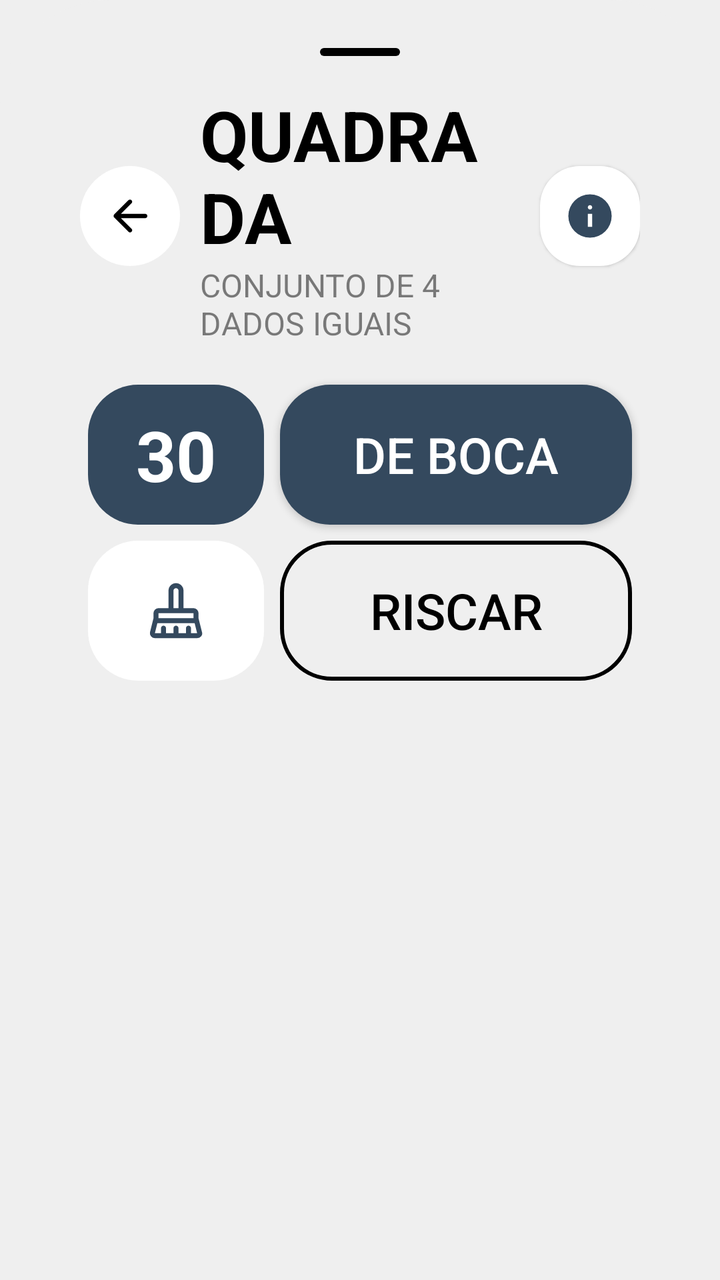
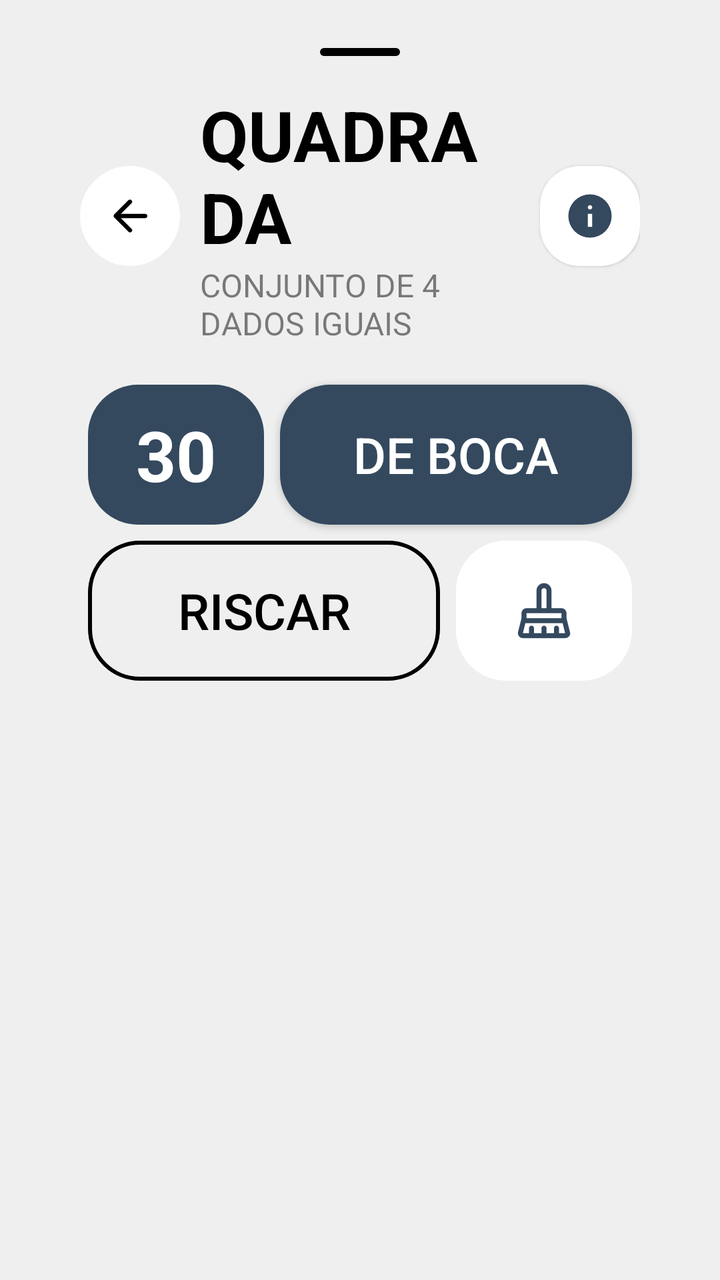

Screens rendered from an Android XML layout before and after an edit, with the pre-edit source and the edit as a unified diff.
<!-- AndroidManifest.xml: application theme Base.Theme.KingOfBozo.Standard -->
<!-- res/layout/box_quadrada.xml -->
<?xml version="1.0" encoding="utf-8"?>
<LinearLayout xmlns:android="http://schemas.android.com/apk/res/android"
    xmlns:app="http://schemas.android.com/apk/res-auto"
    xmlns:tools="http://schemas.android.com/tools"
    android:id="@+id/numbers_points"
    android:layout_width="match_parent"
    android:layout_height="wrap_content"
    android:backgroundTint="?attr/customBackground"
    android:background="@drawable/bottom_sheet_background"
    android:orientation="vertical"
    android:padding="24dp">

    <ImageView
        android:layout_width="40dp"
        android:layout_height="4dp"
        android:layout_gravity="center_horizontal"
        android:layout_marginBottom="16dp"
        app:tint="?attr/textFillColor"
        android:src="@drawable/background_card_dark" />


    <LinearLayout
        android:id="@+id/action_bar"
        android:layout_width="match_parent"
        android:layout_height="wrap_content"
        android:paddingHorizontal="16dp"
        android:gravity="center"
        tools:ignore="MissingConstraints">

        <ImageView
            android:id="@+id/button_cancel"
            android:layout_width="50dp"
            android:layout_height="50dp"
            android:backgroundTint="?attr/cardBackgroundColor"
            android:background="@drawable/background_circle_yellow"
            android:padding="12dp"
            android:layout_marginRight="10dp"
            app:tint="?attr/textFillColor"
            android:src="@drawable/ic_arrow_back"
            tools:ignore="ContentDescription" />

        <LinearLayout
            android:layout_width="wrap_content"
            android:layout_height="wrap_content"
            android:orientation="vertical"
            android:layout_weight="1"
            app:layout_constraintStart_toEndOf="@+id/button_back">



            <TextView
                android:id="@+id/scoring_title"
                android:layout_width="wrap_content"
                android:layout_height="wrap_content"
                android:text="QUADRADA"
                android:textColor="?attr/textFillColor"
                android:textSize="35sp"
                android:textStyle="bold" />
            <TextView
                android:layout_width="wrap_content"
                android:layout_height="wrap_content"
                android:text="CONJUNTO DE 4 DADOS IGUAIS"
                android:alpha="0.5"
                android:textColor="?attr/textFillColor"
                android:textSize="16sp" />

        </LinearLayout>

        <ImageView
            android:id="@+id/button_info"
            android:layout_width="50dp"
            android:layout_height="50dp"
            android:backgroundTint="?attr/cardBackgroundColor"
            android:background="@drawable/background_card_de_boca"
            android:padding="12dp"
            android:layout_marginStart="15dp"
            app:tint="?attr/colorPrimary"
            android:src="@drawable/ic_info"
            android:elevation="1dp"
            tools:ignore="ContentDescription" />
    </LinearLayout>

    <LinearLayout
        android:id="@+id/info_dados"
        android:layout_width="match_parent"
        android:layout_height="wrap_content"
        android:paddingHorizontal="16dp"
        android:paddingTop="16dp"
        android:visibility="gone"
        android:gravity="center_horizontal">

        <ImageView
            android:layout_height="50dp"
            android:layout_width="50dp"
            android:backgroundTint="?attr/cardBackgroundColor"
            android:background="@drawable/background_card_de_boca"
            android:src="@drawable/ic_dice_5"
            app:tint="?attr/colorPrimary"
            android:elevation="2dp"
            android:layout_margin="4dp"/>

        <ImageView
            android:layout_height="50dp"
            android:layout_width="50dp"
            android:backgroundTint="?attr/cardBackgroundColor"
            android:background="@drawable/background_card_de_boca"
            android:src="@drawable/ic_dice_5"
            app:tint="?attr/colorPrimary"
            android:elevation="2dp"
            android:layout_margin="4dp"/>

        <ImageView
            android:layout_height="50dp"
            android:layout_width="50dp"
            android:backgroundTint="?attr/cardBackgroundColor"
            android:background="@drawable/background_card_de_boca"
            android:src="@drawable/ic_dice_5"
            app:tint="?attr/colorPrimary"
            android:elevation="2dp"
            android:layout_margin="4dp"/>

        <ImageView
            android:layout_height="50dp"
            android:layout_width="50dp"
            android:backgroundTint="?attr/cardBackgroundColor"
            android:background="@drawable/background_card_de_boca"
            android:src="@drawable/ic_dice_5"
            app:tint="?attr/colorPrimary"
            android:elevation="2dp"
            android:layout_margin="4dp"/>



    </LinearLayout>

    <LinearLayout
        android:layout_width="match_parent"
        android:layout_height="wrap_content"
        android:orientation="vertical"
        android:padding="16dp">

        <GridLayout
            xmlns:android="http://schemas.android.com/apk/res/android"
            xmlns:app="http://schemas.android.com/apk/res-auto"
            android:layout_width="match_parent"
            android:layout_height="wrap_content"
            android:columnCount="3"
            android:rowCount="2">

            <TextView
                android:id="@+id/valor_01"
                android:layout_height="70dp"
                android:layout_width="0dp"
                android:backgroundTint="?attr/colorPrimary"
                android:background="@drawable/background_card_black"
                android:textColor="?attr/customTextBackground"
                android:text="30"
                android:textSize="35dp"
                android:textStyle="bold"
                android:gravity="center"
                android:layout_row="0"
                android:layout_column="0"
                android:layout_columnWeight="1"
                android:layout_gravity="fill"
                android:layout_margin="4dp"/>

            <Button
                android:id="@+id/valor_boca"
                android:layout_height="70dp"
                android:layout_width="0dp"
                app:backgroundTint="?attr/colorPrimary"
                android:background="@drawable/background_card_black"
                app:cornerRadius="20dp"
                android:text="DE BOCA"
                android:textSize="25dp"
                android:textColor="?attr/customTextBackground"
                app:icon="@drawable/ic_de_boca"
                app:iconSize="25dp"
                app:iconTint="?attr/customTextBackground"
                android:gravity="center"
                android:layout_row="0"
                android:layout_column="1"
                android:layout_columnSpan="2"
                android:layout_columnWeight="1"
                android:layout_gravity="fill"
                android:layout_margin="4dp" />



            <ImageView
                android:id="@+id/btn_nulo"
                android:layout_height="70dp"
                android:layout_width="0dp"
                android:backgroundTint="?attr/cardBackgroundColor"
                android:background="@drawable/background_card_black"
                android:src="@drawable/ic_clear"
                app:tint="?attr/colorPrimary"
                android:layout_row="1"
                android:layout_column="0"
                android:layout_columnWeight="1"
                android:layout_gravity="fill"
                android:padding="20dp"
                android:layout_margin="4dp"/>

            <Button
                android:id="@+id/btn_riscar"
                android:layout_height="70dp"
                android:layout_width="0dp"
                app:backgroundTint="?attr/textFillColor"
                android:background="@drawable/background_score_option_riscar"
                app:cornerRadius="20dp"
                android:text="RISCAR"
                android:textSize="25dp"
                android:textColor="?attr/textFillColor"
                app:icon="@drawable/ic_riscar"
                app:iconSize="25dp"
                app:iconTint="?attr/textFillColor"
                android:gravity="center"
                android:layout_row="1"
                android:layout_column="1"
                android:layout_columnSpan="2"
                android:layout_columnWeight="2"
                android:layout_gravity="fill"
                android:layout_margin="4dp" />


        </GridLayout>

    </LinearLayout>


</LinearLayout>
<!-- resources referenced by this layout -->
<resources>
  <!-- drawable background_card_black (drawable) -->
  <shape xmlns:android="http://schemas.android.com/apk/res/android"
      android:shape="rectangle">
      <solid android:color="@color/fundo_light" />
      <corners android:radius="25dp" />
  </shape>
  <!-- drawable background_card_dark (drawable) -->
  <shape xmlns:android="http://schemas.android.com/apk/res/android"
      android:shape="rectangle">
      <solid android:color="@color/fundo_light" />
      <corners android:radius="100dp" />
  </shape>
  <!-- drawable background_card_de_boca (drawable) -->
  <shape xmlns:android="http://schemas.android.com/apk/res/android"
      android:shape="rectangle">
      <solid android:color="@color/fundo_light" />
      <corners android:radius="20dp" />
  </shape>
  <!-- drawable background_circle_yellow (drawable) -->
  <?xml version="1.0" encoding="utf-8"?>
  <shape xmlns:android="http://schemas.android.com/apk/res/android"
      android:shape="oval">
      <solid android:color="@color/fundo_light" />
  </shape>
  <!-- drawable background_score_option_riscar (drawable) -->
  <shape xmlns:android="http://schemas.android.com/apk/res/android"
      android:shape="rectangle">
      <corners android:radius="25dp" />
      <stroke android:width="2dp" android:color="@color/fundo_light" />
      <solid android:color="@android:color/transparent" />
  </shape>
  <!-- drawable bottom_sheet_background (drawable) -->
  <?xml version="1.0" encoding="utf-8"?>
  <shape xmlns:android="http://schemas.android.com/apk/res/android"
      android:shape="rectangle">
      <solid android:color="@color/fundo_light"/>
      <corners android:topLeftRadius="55dp" android:topRightRadius="55dp"/>
  </shape>
  <!-- drawable ic_arrow_back (drawable) -->
  <vector xmlns:android="http://schemas.android.com/apk/res/android"
      android:width="24dp"
      android:height="24dp"
      android:viewportWidth="960"
      android:viewportHeight="960"
      android:tint="@color/fundo_light"
      android:autoMirrored="true">
    <path
        android:fillColor="@android:color/white"
        android:pathData="M313,520L509,716Q521,728 520.5,744Q520,760 508,772Q496,783 480,783.5Q464,784 452,772L188,508Q182,502 179.5,495Q177,488 177,480Q177,472 179.5,465Q182,458 188,452L452,188Q463,177 479.5,177Q496,177 508,188Q520,200 520,216.5Q520,233 508,245L313,440L760,440Q777,440 788.5,451.5Q800,463 800,480Q800,497 788.5,508.5Q777,520 760,520L313,520Z"/>
  </vector>
  <!-- drawable ic_de_boca (drawable) -->
  <vector xmlns:android="http://schemas.android.com/apk/res/android"
      android:width="24dp"
      android:height="24dp"
      android:viewportWidth="960"
      android:viewportHeight="960"
      android:tint="?attr/colorControlNormal">
    <path
        android:fillColor="@android:color/white"
        android:pathData="M320,880L360,600L160,600L520,80L600,80L560,400L800,400L400,880L320,880Z"/>
  </vector>
  <!-- drawable ic_riscar (drawable) -->
  <vector xmlns:android="http://schemas.android.com/apk/res/android"
      android:width="24dp"
      android:height="24dp"
      android:viewportWidth="960"
      android:viewportHeight="960"
      android:tint="?attr/colorControlNormal">
    <path
        android:fillColor="@android:color/white"
        android:pathData="M753,640L673,560L800,560L800,640L753,640ZM640,527L433,320L560,320L560,160L640,160L640,320L800,320L800,400L640,400L640,527ZM400,287L320,207L320,160L400,160L400,287ZM791,904L640,753L640,800L560,800L560,673L527,640L400,640L400,800L320,800L320,640L160,640L160,560L320,560L320,433L287,400L160,400L160,320L207,320L56,169L112,112L848,848L791,904Z"/>
  </vector>
  <color name="fundo_light">#EFEFEF</color>
  <color name="padrao">#34495e</color>
  <color name="text_dark">#000000</color>
  <color name="text_light">#FFFFFF</color>
  <color name="icon_dark">#000000</color>
  <color name="icon_light">#FFFFFF</color>
  <color name="card_light">#FFFFFF</color>
  <color name="card_dark">#313131</color>
  <!-- unchanged entries left out for length: 5 -->
</resources>

<!-- the commit's change to res/layout/box_quadrada.xml (unified diff, before → after) -->
@@ -196,7 +196,7 @@
                 android:src="@drawable/ic_clear"
                 app:tint="?attr/colorPrimary"
                 android:layout_row="1"
-                android:layout_column="0"
+                android:layout_column="2"
                 android:layout_columnWeight="1"
                 android:layout_gravity="fill"
                 android:padding="20dp"
@@ -217,7 +217,7 @@
                 app:iconTint="?attr/textFillColor"
                 android:gravity="center"
                 android:layout_row="1"
-                android:layout_column="1"
+                android:layout_column="0"
                 android:layout_columnSpan="2"
                 android:layout_columnWeight="2"
                 android:layout_gravity="fill"
